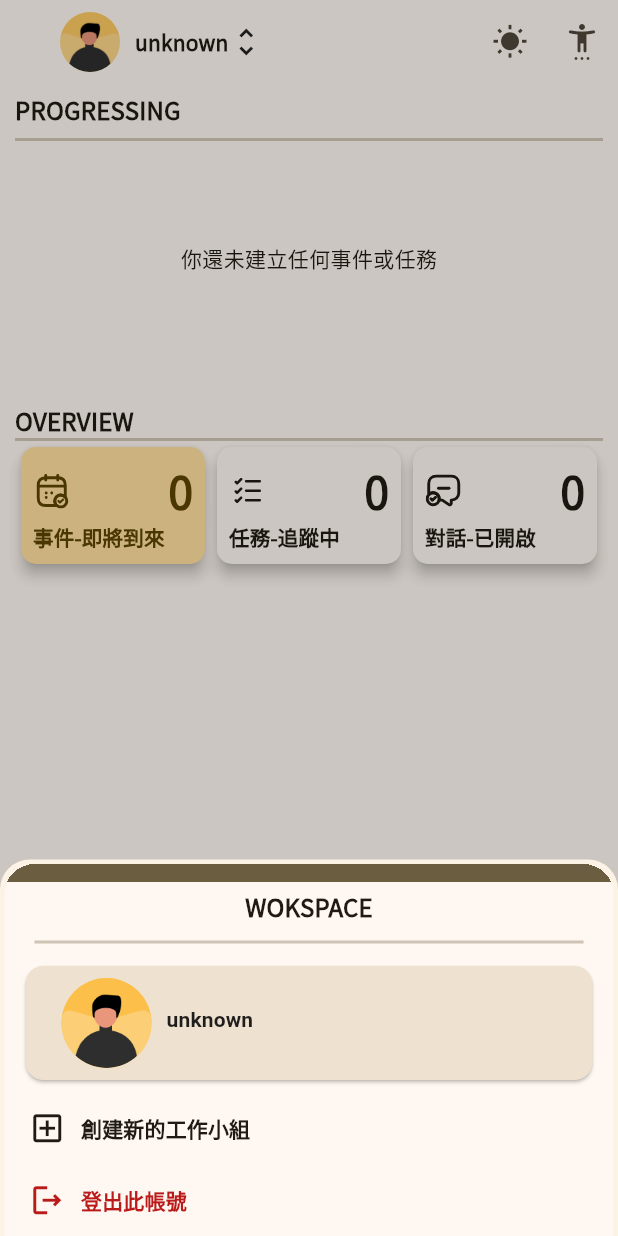
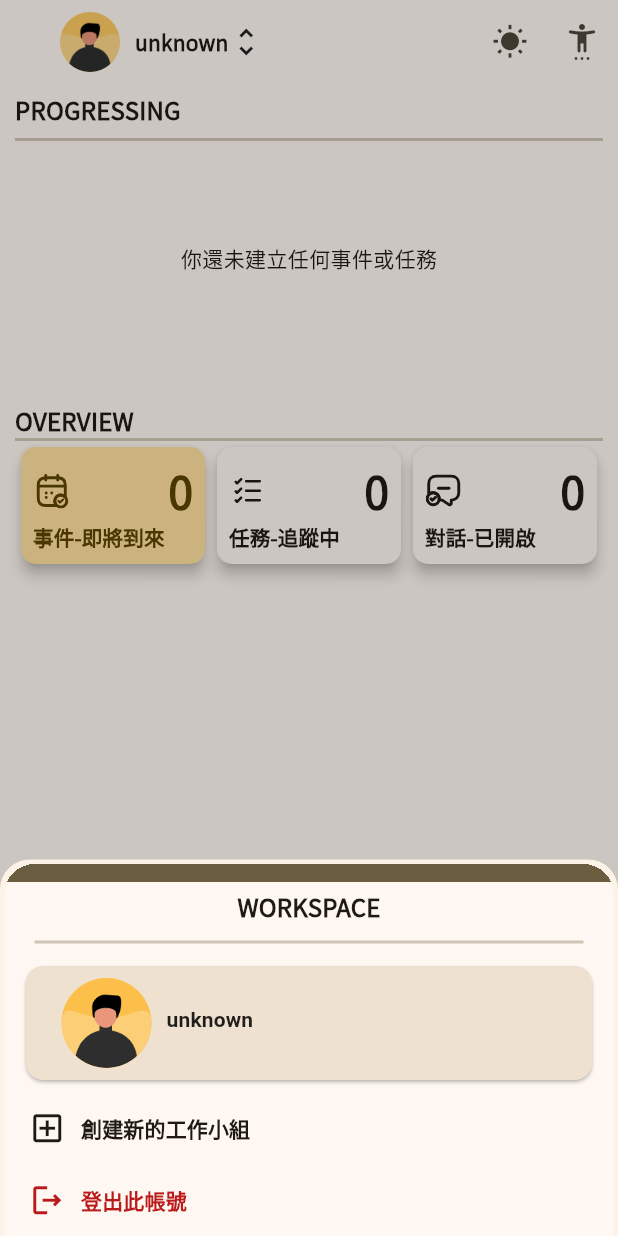
Before and after one commit to Bryant-Tang/grouping_project, a Flutter app: the WorksapceBasePage screen opened directly, after a tap on "unknown", on a phone screen of 412 x 824 dp. Run offline on Flutter 3.47's test engine with Material 2 defaults, Android fonts, the phone set to English and light mode, and no system bars; our stand-ins replace cloud_firestore, firebase_auth, firebase_core, firebase_storage, flutter_svg, google_sign_in and 4 more; missing offline and left inert: day_night_time_picker, flutter_facebook_auth, mobile_scanner; accounts and stored records are empty.

Commit message:
feats: bug fix

```diff
--- a/lib/View/event_card_view.dart
+++ b/lib/View/event_card_view.dart
@@ -106,7 +106,7 @@ class _EventCardViewTemplateState extends State<EventCardViewTemplate> {
                                 const Icon(Icons.arrow_right_rounded),
                                 Expanded(
                                   child: Text(model.formattedEndTime,
-                                      maxLines: 1, overflow: TextOverflow.fade),
+                                      maxLines: 1, overflow: TextOverflow.ellipsis),
                                 )
                               ],
                             )
--- a/lib/View/workspace/worksapce_switching_sheet_view.dart
+++ b/lib/View/workspace/worksapce_switching_sheet_view.dart
@@ -39,7 +39,7 @@ class _SwitchWorkSpaceSheetState extends State<SwitchWorkSpaceSheet> {
                   Padding(
                     padding: const EdgeInsets.all(4.0),
                     child: Center(
-                      child: Text('WOKSPACE',
+                      child: Text('WORKSPACE',
                           style: Theme.of(context)
                               .textTheme
                               .titleMedium!
```
